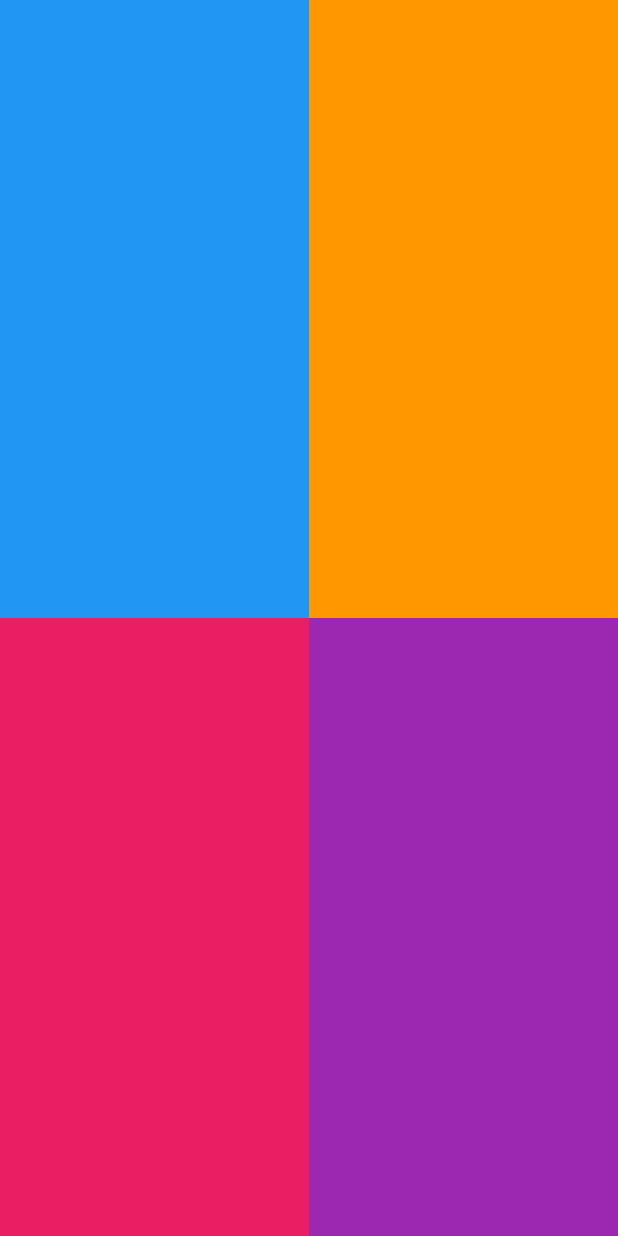
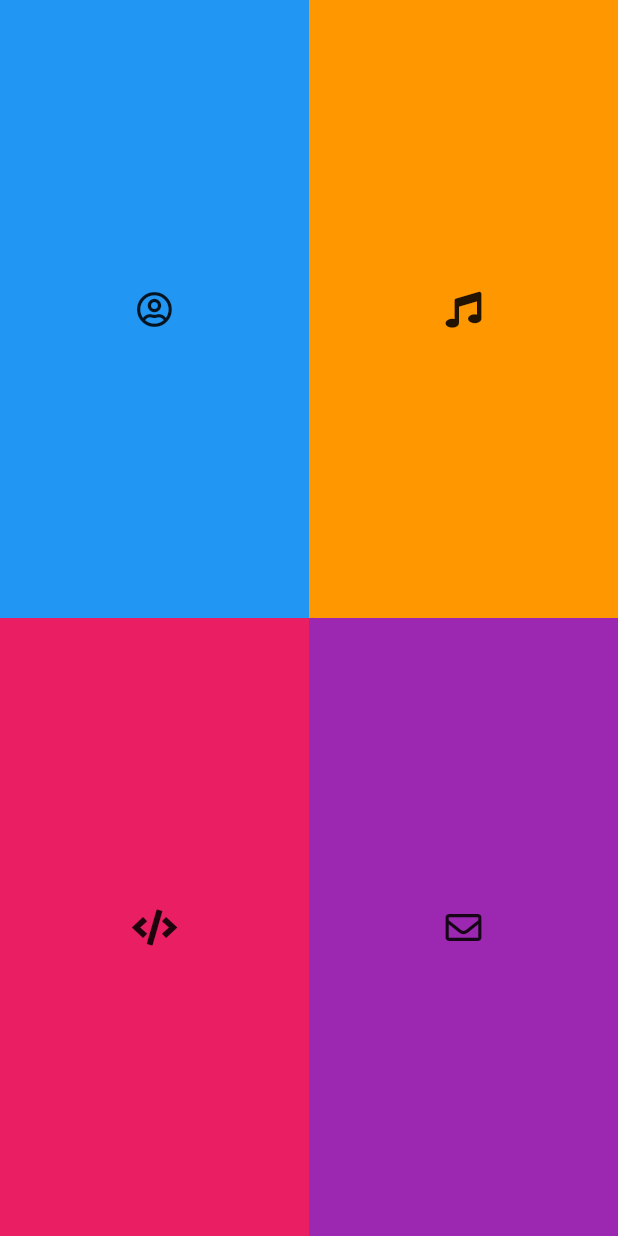
Before and after one commit to richardnd5/flutter-website, a Flutter app: the screen it shows after launch, on a phone screen of 412 x 824 dp. Run offline on Flutter 3.47's test engine with Material 2 defaults, Android fonts, the phone set to English and light mode, and no system bars; our stand-ins replace font_awesome_flutter, url_strategy.

Commit message:
added each page to the expanding home page cells

```diff
--- a/lib/views/home/home_page.dart
+++ b/lib/views/home/home_page.dart
@@ -1,6 +1,7 @@
 import 'package:flutter/material.dart';
 import 'package:flutter_website/navigation/nav_router_delegate.dart';
 import 'package:flutter_website/navigation/nav_state.dart';
+import 'package:font_awesome_flutter/font_awesome_flutter.dart';
 import 'package:provider/provider.dart';
 import 'home_page_view_model.dart';
 
@@ -13,7 +14,8 @@ class HomePage extends StatefulWidget {
 
 class _HomePageState extends State<HomePage> {
   final double smallPercent = 0.1;
-  final double largePercent = 0.8;
+  final double largeHeight = 0.8;
+  final double largeWidth = 0.9;
 
   @override
   void initState() {
@@ -71,25 +73,58 @@ class _HomePageState extends State<HomePage> {
     var size = MediaQuery.of(context).size;
     var watched = context.watch<HomePageViewModel>();
     return AnimatedAlign(
-      duration: Duration(milliseconds: 400),
+      duration: Duration(milliseconds: 600),
       curve: Curves.easeInOut,
       alignment:
           watched.selectedPage == type ? Alignment.center : deselectedAlignment,
       child: GestureDetector(
         onTap: () => goToPage(context, type),
         child: AnimatedContainer(
-          duration: Duration(milliseconds: 400),
+            duration: Duration(milliseconds: 600),
             curve: Curves.easeInOut,
             width: watched.selectedPage == null
                 ? size.width / 2
                 : size.width *
-                  (watched.selectedPage == type ? largePercent : smallPercent),
+                    (watched.selectedPage == type ? largeWidth : smallPercent),
             height: watched.selectedPage == null
                 ? size.height / 2
                 : size.height *
-                  (watched.selectedPage == type ? largePercent : smallPercent),
+                    (watched.selectedPage == type ? largeHeight : smallPercent),
+            child: Material(
+              child: Container(
                 color: type.getPageColor(),
+                child: AnimatedPadding(
+                  duration: Duration(milliseconds: 300),
+                  padding: EdgeInsets.only(
+                      top: watched.selectedPage == type ? 16 : 0),
+                  child: AnimatedAlign(
+                    duration: Duration(milliseconds: 300),
+                    alignment: watched.selectedPage == type
+                        ? Alignment.topCenter
+                        : Alignment.center,
+                    child: SingleChildScrollView(
+                      child: Column(
+                        mainAxisAlignment: MainAxisAlignment.center,
+                        children: [
+                          FaIcon(type.getIcon()),
+                          AnimatedOpacity(
+                            duration: Duration(milliseconds: 400),
+                            opacity: watched.selectedPage == type ? 1.0 : 0,
+                            child: AnimatedContainer(
+                              duration: Duration(milliseconds: 400),
+                              height: watched.selectedPage == type
+                                  ? size.height
+                                  : 0,
+                              child: type.getPageWidget(),
                             ),
+                          )
+                        ],
+                      ),
+                    ),
+                  ),
+                ),
+              ),
+            )),
       ),
     );
   }
--- a/pubspec.yaml
+++ b/pubspec.yaml
@@ -9,10 +9,10 @@ dependencies:
     sdk: flutter
   provider: ^5.0.0
   cupertino_icons: ^1.0.2
-  font_awesome_flutter: ^9.1.0
   animations: ^2.0.1
   html: ^0.15.0
   url_strategy: ^0.2.0
+  font_awesome_flutter: ^9.2.0
 dev_dependencies:
   flutter_test:
     sdk: flutter
```
Also changed, not shown: lib/views/about/about_page.dart (+6 -4 lines), lib/views/coding/coding_page.dart (+6 -5 lines), lib/views/contact/contact_page.dart (+4 -6 lines), lib/views/home/home_page_view_model.dart (+27 -0 lines), lib/views/inner_page_container.dart (added, +16 -0 lines), lib/views/music/music_page.dart (+6 -5 lines), pubspec.lock. Lines whose indentation alone changed are shown as unchanged.
